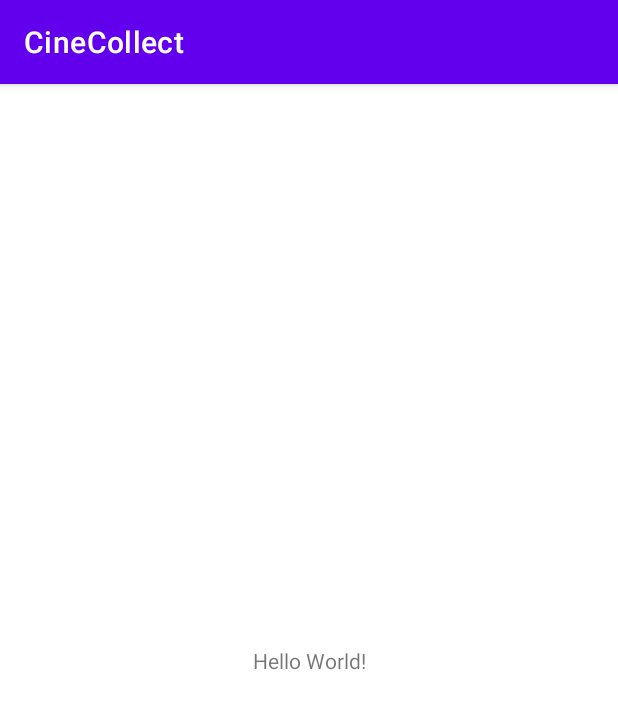
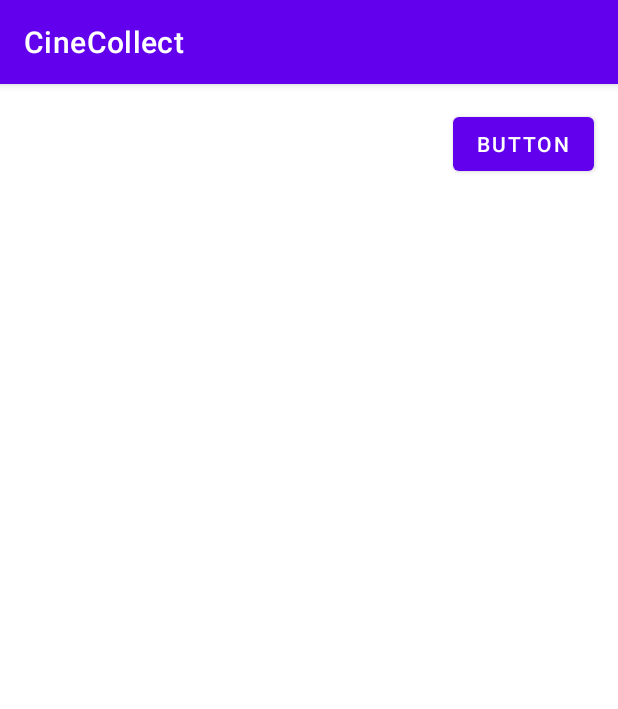
Before and after one commit to JuniaIsenAndroid2023-ELI/CineCollect, an Android app: the screen it shows after launch (MainActivity), on a phone screen of 412 x 824 dp. Shown: the top 709 px of the screen. Run offline under Robolectric (Android 15) with nearby library versions, the phone set to English and light mode, and no system bars; our stand-ins replace Firebase (no records; nobody signed in at launch, a user with empty details on screens opened directly).

Commit message:
added login direction to main page

```diff
--- a/app/src/main/java/com/example/cinecollect/MainActivity.java
+++ b/app/src/main/java/com/example/cinecollect/MainActivity.java
@@ -2,13 +2,37 @@ package com.example.cinecollect;
 
 import androidx.appcompat.app.AppCompatActivity;
 
+import android.content.Intent;
 import android.os.Bundle;
+import android.view.View;
 
-public class MainActivity extends AppCompatActivity {
+import com.google.firebase.auth.FirebaseAuth;
+import com.google.firebase.auth.FirebaseUser;
+
+public class MainActivity extends AppCompatActivity implements View.OnClickListener {
+
+    private FirebaseAuth mAuth;
 
     @Override
     protected void onCreate(Bundle savedInstanceState) {
         super.onCreate(savedInstanceState);
         setContentView(R.layout.activity_main);
+
+        mAuth = FirebaseAuth.getInstance();
+    }
+
+    @Override
+    protected void onStart() {
+        super.onStart();
+
+        FirebaseUser currentUser = mAuth.getCurrentUser();
+        if (currentUser == null) {
+            // TODO
+        }
+    }
+
+    @Override
+    public void onClick(View v) {
+        startActivity(new Intent(this, AuthenticationActivity.class));
     }
 }
--- a/app/src/main/res/layout/activity_main.xml
+++ b/app/src/main/res/layout/activity_main.xml
@@ -6,13 +6,14 @@
     android:layout_height="match_parent"
     tools:context=".MainActivity">
 
-    <TextView
+    <Button
+        android:id="@+id/authenticationDirector"
         android:layout_width="wrap_content"
         android:layout_height="wrap_content"
-        android:text="Hello World!"
-        app:layout_constraintBottom_toBottomOf="parent"
+        android:layout_marginTop="16dp"
+        android:layout_marginEnd="16dp"
+        android:onClick="onClick"
+        android:text="Button"
         app:layout_constraintEnd_toEndOf="parent"
-        app:layout_constraintStart_toStartOf="parent"
         app:layout_constraintTop_toTopOf="parent" />
-
 </androidx.constraintlayout.widget.ConstraintLayout>
```
